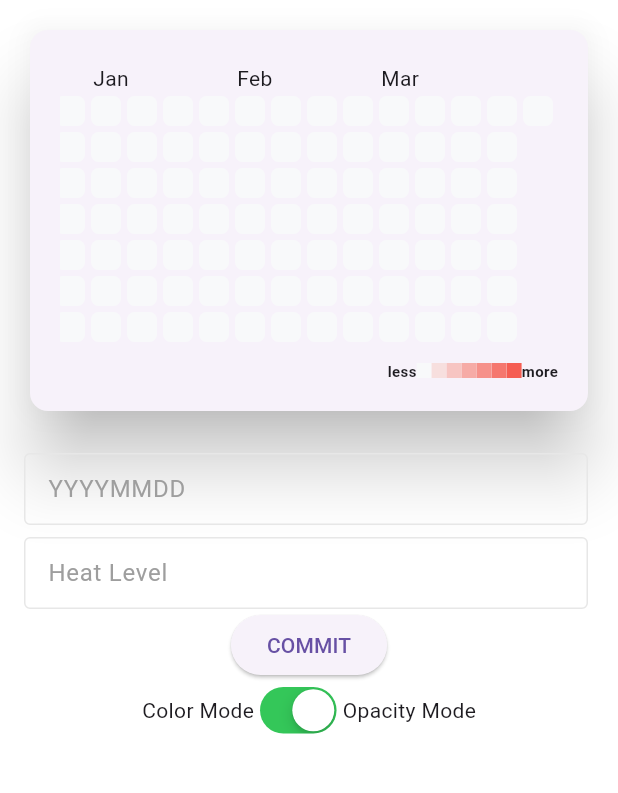
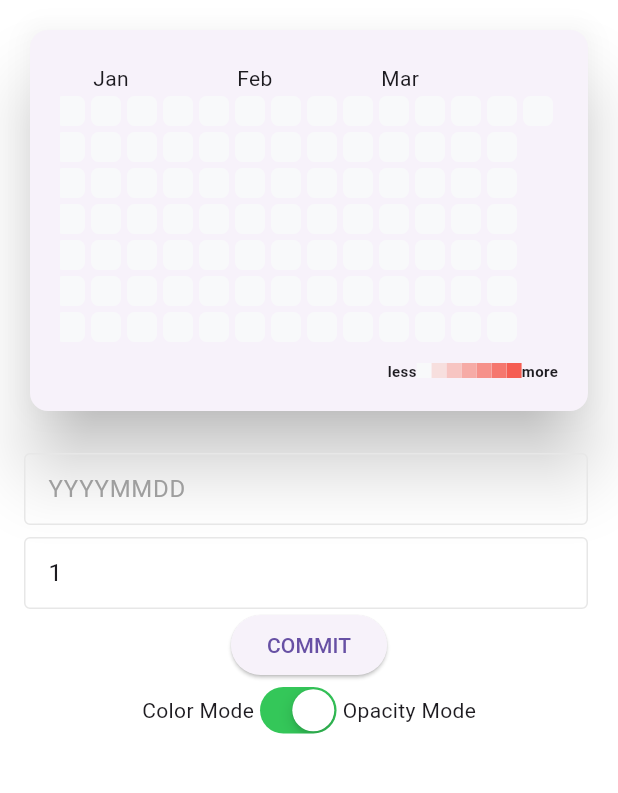
Before and after one commit to amias-samir/Heatmap-Calendar-Flutter, a Flutter app: the HeatMapExample screen opened by its route, on a phone screen of 412 x 824 dp, the part 84-877 px from its top. Run offline on Flutter 3.47's test engine with Material 3 defaults, Android fonts, the phone set to English and light mode, and no system bars.

Commit message:
minor ui fixes on example screen

```diff
--- a/example/lib/pages/heatmap_calendar_example.dart
+++ b/example/lib/pages/heatmap_calendar_example.dart
@@ -13,7 +13,7 @@ class HeatMapCalendarExample extends StatefulWidget {
 
 class _HeatMapCalendarExample extends State<HeatMapCalendarExample> {
   final TextEditingController dateController = TextEditingController();
-  final TextEditingController heatLevelController = TextEditingController();
+  final TextEditingController heatLevelController = TextEditingController(text: "1");
 
   bool isOpacityMode = true;
   bool isWidgetMode = true;
--- a/example/lib/pages/heatmap_example.dart
+++ b/example/lib/pages/heatmap_example.dart
@@ -11,7 +11,7 @@ class HeatMapExample extends StatefulWidget {
 
 class _HeatMapExample extends State<HeatMapExample> {
   final TextEditingController dateController = TextEditingController();
-  final TextEditingController heatLevelController = TextEditingController();
+  final TextEditingController heatLevelController = TextEditingController(text: '1');
 
   bool isOpacityMode = true;
 
--- a/lib/src/data/heatmap_datasets.dart
+++ b/lib/src/data/heatmap_datasets.dart
@@ -2,7 +2,7 @@ import 'children_item_datasets.dart';
 
 class HeatmapData {
 
-  const HeatmapData({ this.intensity, this.heatMapChildren});
+  const HeatmapData({ this.intensity=0, this.heatMapChildren});
 
   ///The [intensity]  is used to show the intensity level of the event in the heatmap.
   final int? intensity;
```
